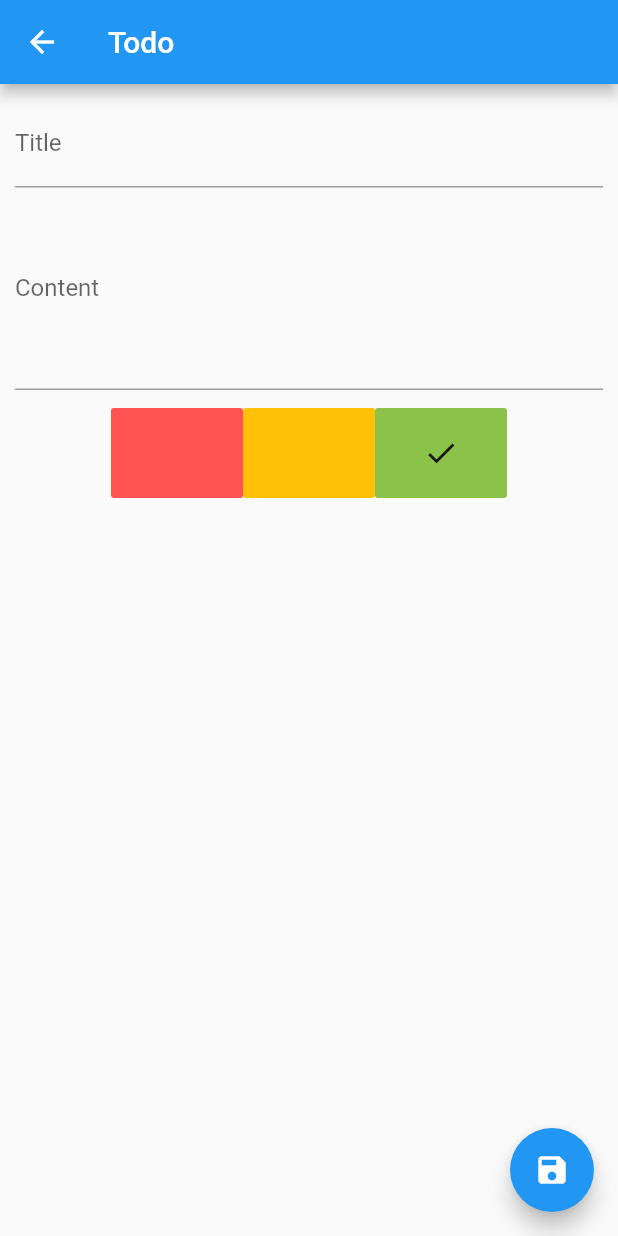
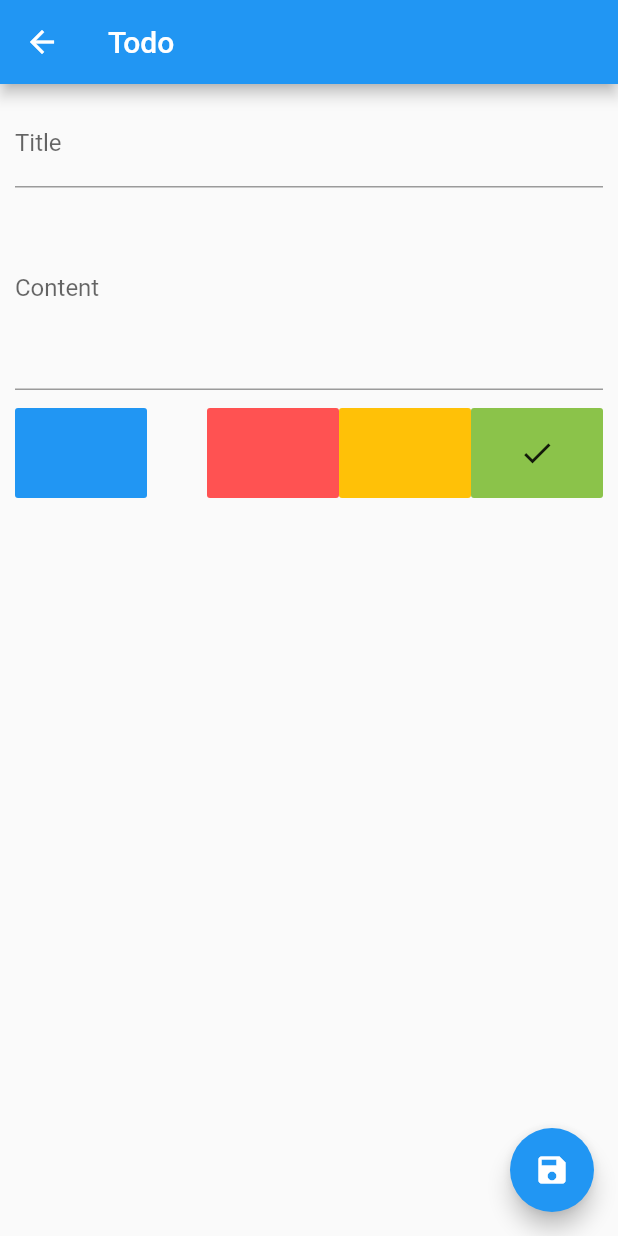
Before and after one commit to tuannguyendotme/flutter_todo, a Flutter app: the TodoEditorPage screen opened by its route, after a tap on the "check" icon, on a phone screen of 412 x 824 dp. Run offline on Flutter 3.47's test engine with Material 2 defaults, Android fonts, the phone set to English and light mode, and no system bars; network calls fail.

Commit message:
- Possible to mark a todo done in TodoEditorPage - Fix bug: Opening a todo in editor then save without changes will reset priority to Low

```diff
--- a/lib/models/Todo.dart
+++ b/lib/models/Todo.dart
@@ -7,11 +7,13 @@ class Todo {
   final String title;
   final String content;
   final Priority priority;
+  final bool isDone;
 
   Todo({
     @required this.id,
     @required this.title,
     this.content,
     this.priority = Priority.Low,
+    this.isDone = false,
   });
 }
--- a/lib/pages/todo/todo_editor_page.dart
+++ b/lib/pages/todo/todo_editor_page.dart
@@ -2,10 +2,12 @@ import 'package:flutter/material.dart';
 
 import 'package:scoped_model/scoped_model.dart';
 
+import 'package:flutter_todo/models/todo.dart';
+import 'package:flutter_todo/models/priority.dart';
+import 'package:flutter_todo/scoped_models/app_model.dart';
 import 'package:flutter_todo/widgets/helpers/error_dialog.dart';
 import 'package:flutter_todo/widgets/ui_elements/loading_modal.dart';
-import 'package:flutter_todo/scoped_models/app_model.dart';
-import 'package:flutter_todo/models/priority.dart';
+import 'package:flutter_todo/widgets/form_inputs/toggle_button.dart';
 import 'package:flutter_todo/widgets/form_inputs/priority_selector.dart';
 
 class TodoEditorPage extends StatefulWidget {
@@ -20,6 +22,7 @@ class _TodoEditorPageState extends State<TodoEditorPage> {
     'title': null,
     'content': null,
     'priority': Priority.Low,
+    'isDone': false
   };
 
   final GlobalKey<FormState> _formKey = GlobalKey<FormState>();
@@ -28,10 +31,23 @@ class _TodoEditorPageState extends State<TodoEditorPage> {
     _formData['priority'] = priority;
   }
 
+  _toggleDone(bool isDone) {
+    _formData['isDone'] = isDone;
+  }
+
   @override
   Widget build(BuildContext context) {
     return ScopedModelDescendant<AppModel>(
       builder: (BuildContext context, Widget child, AppModel model) {
+        Todo currentTodo = model.currentTodo;
+        bool isDone = currentTodo != null && currentTodo.isDone;
+
+        _formData['title'] = currentTodo != null ? currentTodo.title : null;
+        _formData['content'] = currentTodo != null ? currentTodo.content : null;
+        _formData['priority'] =
+            currentTodo != null ? currentTodo.priority : Priority.Low;
+        _formData['isDone'] = currentTodo != null ? currentTodo.isDone : false;
+
         Widget pageContent = Scaffold(
           appBar: AppBar(
             title: Text('Todo'),
@@ -45,12 +61,13 @@ class _TodoEditorPageState extends State<TodoEditorPage> {
 
               _formKey.currentState.save();
 
-              if (model.currentTodo != null) {
+              if (currentTodo != null) {
                 model
                     .updateTodo(
                   _formData['title'],
                   _formData['content'],
                   _formData['priority'],
+                  _formData['isDone'],
                 )
                     .then((bool success) {
                   if (success) {
@@ -65,6 +82,7 @@ class _TodoEditorPageState extends State<TodoEditorPage> {
                   _formData['title'],
                   _formData['content'],
                   _formData['priority'],
+                  _formData['isDone'],
                 )
                     .then((bool success) {
                   if (success) {
@@ -85,9 +103,8 @@ class _TodoEditorPageState extends State<TodoEditorPage> {
                   children: <Widget>[
                     TextFormField(
                       decoration: InputDecoration(labelText: 'Title'),
-                      initialValue: model.currentTodo != null
-                          ? model.currentTodo.title
-                          : '',
+                      initialValue:
+                          currentTodo != null ? currentTodo.title : '',
                       validator: (value) {
                         if (value.isEmpty) {
                           return 'Please enter todo\'s title';
@@ -99,9 +116,8 @@ class _TodoEditorPageState extends State<TodoEditorPage> {
                     ),
                     TextFormField(
                       decoration: InputDecoration(labelText: 'Content'),
-                      initialValue: model.currentTodo != null
-                          ? model.currentTodo.content
-                          : '',
+                      initialValue:
+                          currentTodo != null ? currentTodo.content : '',
                       maxLines: 5,
                       onSaved: (value) {
                         _formData['content'] = value;
@@ -110,11 +126,17 @@ class _TodoEditorPageState extends State<TodoEditorPage> {
                     SizedBox(
                       height: 12.0,
                     ),
-                    PrioritySelector(
-                      model.currentTodo != null
-                          ? model.currentTodo.priority
-                          : Priority.Low,
-                      _selectPriority,
+                    Row(
+                      mainAxisAlignment: MainAxisAlignment.spaceBetween,
+                      children: <Widget>[
+                        ToggleButton(isDone, _toggleDone),
+                        PrioritySelector(
+                          currentTodo != null
+                              ? currentTodo.priority
+                              : Priority.Low,
+                          _selectPriority,
+                        ),
+                      ],
                     )
                   ],
                 ),
--- a/lib/scoped_models/app_model.dart
+++ b/lib/scoped_models/app_model.dart
@@ -73,14 +73,15 @@ class AppModel extends Model {
   }
 
   Future<bool> createTodo(
-      String title, String content, Priority priority) async {
+      String title, String content, Priority priority, bool isDone) async {
     _isLoading = true;
     notifyListeners();
 
     final Map<String, dynamic> formData = {
       'title': title,
       'content': content,
-      'priority': priority.toString()
+      'priority': priority.toString(),
+      'isDone': isDone,
     };
 
     try {
@@ -103,6 +104,7 @@ class AppModel extends Model {
         title: title,
         content: content,
         priority: priority,
+        isDone: isDone,
       );
       _todos.add(todo);
 
@@ -119,14 +121,15 @@ class AppModel extends Model {
   }
 
   Future<bool> updateTodo(
-      String title, String content, Priority priority) async {
+      String title, String content, Priority priority, bool isDone) async {
     _isLoading = true;
     notifyListeners();
 
     final Map<String, dynamic> formData = {
       'title': title,
       'content': content,
-      'priority': priority.toString()
+      'priority': priority.toString(),
+      'isDone': isDone,
     };
 
     try {
@@ -147,6 +150,7 @@ class AppModel extends Model {
         title: title,
         content: content,
         priority: priority,
+        isDone: isDone,
       );
       int todoIndex = _todos.indexWhere((t) => t.id == currentTodo.id);
       _todos[todoIndex] = todo;
--- a/lib/widgets/form_inputs/priority_selector.dart
+++ b/lib/widgets/form_inputs/priority_selector.dart
@@ -5,9 +5,9 @@ import 'package:flutter_todo/widgets/helpers/priority_helper.dart';
 
 class PrioritySelector extends StatefulWidget {
   final Function setPriority;
-  final Priority initialPriority;
+  final Priority priority;
 
-  PrioritySelector(this.initialPriority, this.setPriority);
+  PrioritySelector(this.priority, this.setPriority);
 
   @override
   State<StatefulWidget> createState() {
@@ -16,11 +16,11 @@ class PrioritySelector extends StatefulWidget {
 }
 
 class _PrioritySelectorState extends State<PrioritySelector> {
-  Priority priority;
+  Priority _priority;
 
   @override
   void initState() {
-    priority = widget.initialPriority;
+    _priority = widget.priority;
 
     super.initState();
   }
@@ -28,27 +28,26 @@ class _PrioritySelectorState extends State<PrioritySelector> {
   Widget _buildItems() {
     List<Container> items = new List<Container>();
 
-    Priority.values.forEach((priorityValue) {
-      Color priorityColor = PriorityHelper.getPriorityColor(priorityValue);
+    Priority.values.forEach((p) {
+      Color priorityColor = PriorityHelper.getPriorityColor(p);
 
       items.add(Container(
         height: 60.0,
         child: FlatButton(
           color: priorityColor,
-          child: priority == priorityValue ? Icon(Icons.check) : null,
+          child: _priority == p ? Icon(Icons.check) : null,
           onPressed: () {
             setState(() {
-              priority = priorityValue;
+              _priority = p;
             });
 
-            widget.setPriority(priority);
+            widget.setPriority(_priority);
           },
         ),
       ));
     });
 
     return Row(
-      mainAxisAlignment: MainAxisAlignment.center,
       children: items,
     );
   }
--- /dev/null
+++ b/lib/widgets/form_inputs/toggle_button.dart
@@ -0,0 +1,42 @@
+import 'package:flutter/material.dart';
+
+class ToggleButton extends StatefulWidget {
+  final bool selected;
+  final Function toggle;
+
+  ToggleButton(this.selected, this.toggle);
+
+  @override
+  State<StatefulWidget> createState() {
+    return _ToggleButtonState();
+  }
+}
+
+class _ToggleButtonState extends State<ToggleButton> {
+  bool _selected = false;
+
+  @override
+  void initState() {
+    _selected = widget.selected;
+
+    super.initState();
+  }
+
+  @override
+  Widget build(BuildContext context) {
+    return Container(
+      height: 60.0,
+      child: FlatButton(
+        color: Colors.blue,
+        child: _selected ? Icon(Icons.check) : null,
+        onPressed: () {
+          setState(() {
+            _selected = !_selected;
+
+            widget.toggle(_selected);
+          });
+        },
+      ),
+    );
+  }
+}
--- a/lib/widgets/todo/todo_card.dart
+++ b/lib/widgets/todo/todo_card.dart
@@ -22,8 +22,9 @@ class TodoCard extends StatelessWidget {
                 bottomLeft: const Radius.circular(4.0),
               ),
             ),
-            width: 12.0,
+            width: 40.0,
             height: 80.0,
+            child: todo.isDone ? Icon(Icons.check) : null,
           ),
           Expanded(
             child: Container(
--- a/lib/widgets/todo/todo_list_view.dart
+++ b/lib/widgets/todo/todo_list_view.dart
@@ -2,7 +2,6 @@ import 'package:flutter/material.dart';
 
 import 'package:scoped_model/scoped_model.dart';
 
-import 'package:flutter_todo/widgets/helpers/error_dialog.dart';
 import 'package:flutter_todo/scoped_models/app_model.dart';
 import 'package:flutter_todo/models/todo.dart';
 import 'package:flutter_todo/widgets/todo/todo_card.dart';
```
